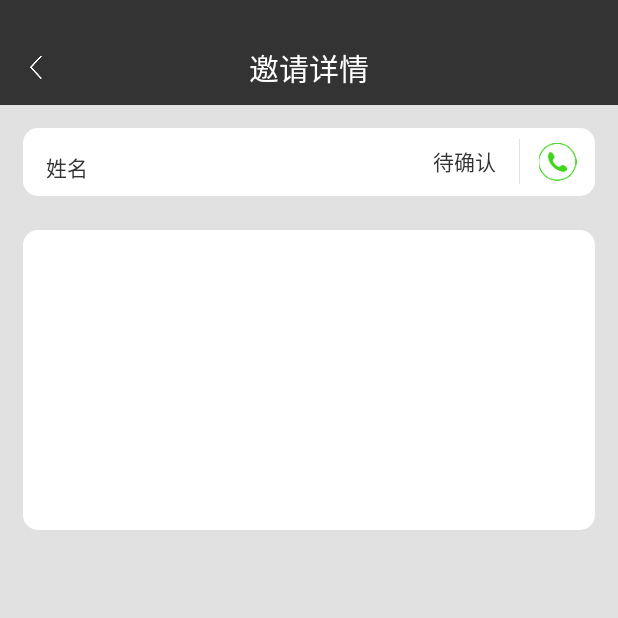
After one commit to shiwobuhaoma/xinze, an Android app: the InviteDetailActivity screen opened directly, with no data from a screen before it, on a phone screen of 412 x 824 dp, the top half of it. The commit adds this screen. Run offline under Robolectric (Android 15) with nearby library versions, the phone set to English and light mode, and no system bars; our stand-ins replace ButterKnife, RxJava; libraries missing offline, so code that uses them is left out: com.githang.statusbar, com.trello.rxlifecycle2; network calls fail; 1 statement that could not run was skipped.

Commit message:
邀请详情及响应邀请信息

```diff
--- a/app/src/main/AndroidManifest.xml
+++ b/app/src/main/AndroidManifest.xml
@@ -58,7 +58,10 @@
         <activity android:name=".module.find.view.FindGoodsActivity" />
         <activity android:name=".module.send.view.SendGoodsActivity" />
         <activity
-            android:name=".module.invite.view.InviteAcvitity"
+            android:name=".module.invite.view.InviteActivity"
+            android:theme="@style/TranslucentTheme" />
+        <activity
+            android:name=".module.invite.view.InviteDetailActivity"
             android:theme="@style/TranslucentTheme" />
         <activity android:name=".module.regular.view.RegularRunActivity" />
         <activity android:name=".module.order.view.OrderDetailActivity" />
--- a/app/src/main/java/com/xinze/xinze/http/config/UrlConfig.java
+++ b/app/src/main/java/com/xinze/xinze/http/config/UrlConfig.java
@@ -2,10 +2,9 @@ package com.xinze.xinze.http.config;
 
 /**
  * @author yemao
- * @date 2017/4/9
+ * @Date 2017/4/9
  *  网络接口地址!
  */
-
 public interface UrlConfig {
     String LOGIN_TOKEN_URL="获取新token的地址";
     String LOGIN_URL = "transport/app/login";
@@ -31,4 +30,6 @@ public interface UrlConfig {
     String GET_PROTOCOL_BY_TYPE = "transport/app/protocol/getProtocolByType";
     String CREATE_BILL_ORDER = "transport/app/billorder/createBillOrder";
     String GET_MY_TRUCKOWNER_INVITATION = "transport/app/user/myInvitation/truckOwner";
+    String POST_RESPONSE_INVITATION = "transport/app/user/responseInvitation";
+
 }
--- a/app/src/main/java/com/xinze/xinze/module/invite/presenter/IInvitePresenter.java
+++ b/app/src/main/java/com/xinze/xinze/module/invite/presenter/IInvitePresenter.java
@@ -16,4 +16,17 @@ interface IInvitePresenter {
      *  @param inviteFlag 查询条件 0拒绝1成功2邀请中
      */
     void getMyTruckOwnerInvitation(int pageNum, int pageSize,String inviteFlag);
+
+
+    /**
+     *  响应邀请信息
+     *  @author feibai
+     *  @time 2018/5/16  17:41
+     *  @desc
+     * @param itemId 邀请信息的id
+     * @param inviteFlag  响应的邀请结果
+     * @param inviteResponseType 响应的消息类别
+     * @param content 内容
+     */
+    void responseInvitation(String itemId, String inviteFlag, String inviteResponseType, String content);
 }
--- a/app/src/main/java/com/xinze/xinze/module/invite/view/InviteAcvitity.java
+++ b/app/src/main/java/com/xinze/xinze/module/invite/view/InviteActivity.java
@@ -22,7 +22,7 @@ import butterknife.BindView;
  * desc:我的邀请acvitity
  */
 
-public class InviteAcvitity extends BaseActivity {
+public class InviteActivity extends BaseActivity {
 
     @BindView(R.id.invite_toolbar)
     SimpleToolbar inviteToolbar;
--- /dev/null
+++ b/app/src/main/java/com/xinze/xinze/module/invite/view/InviteDetailActivity.java
@@ -0,0 +1,183 @@
+package com.xinze.xinze.module.invite.view;
+
+import android.content.Intent;
+import android.net.Uri;
+import android.view.View;
+import android.widget.Button;
+import android.widget.ImageView;
+import android.widget.RelativeLayout;
+import android.widget.TextView;
+
+import com.xinze.xinze.R;
+import com.xinze.xinze.base.BaseActivity;
+import com.xinze.xinze.config.AppConfig;
+import com.xinze.xinze.module.invite.fragment.DriverInviteFragment;
+import com.xinze.xinze.module.invite.model.TruckownerDriverVO;
+import com.xinze.xinze.module.invite.presenter.InvitePresenterImp;
+import com.xinze.xinze.utils.DialogUtil;
+import com.xinze.xinze.widget.SimpleToolbar;
+
+import butterknife.BindView;
+
+/**
+ * Created by feibai on 2018/5/15.
+ * desc: 邀请信息详情 InviteDetailActivity
+ */
+
+public class InviteDetailActivity extends BaseActivity {
+
+    @BindView(R.id.invite_detail_toolbar)
+    SimpleToolbar inviteDetailToolbar;
+    @BindView(R.id.invite_detail_name_tv)
+    TextView inviteDetailNameTextView;
+    @BindView(R.id.invite_detail_call_iv)
+    ImageView inviteDetailCallImageView;
+    @BindView(R.id.invite_detail_status_tv)
+    TextView inviteDetailStatusTextView;
+    @BindView(R.id.invite_detail_content_tv)
+    TextView inviteDetailContentTextView;
+    @BindView(R.id.invite_detail_button_rv)
+    RelativeLayout inviteDetailButtonRelativeLayout;
+    @BindView(R.id.invite_detail_accept_bt)
+    Button inviteDetailAcceptButton;
+    @BindView(R.id.invite_detail_refuse_bt)
+    Button inviteDetailRefuseButton;
+
+    protected InvitePresenterImp mPresenter;
+
+
+    @Override
+    protected int initLayout() {
+        return R.layout.invite_detail_activity;
+    }
+
+
+    @Override
+    protected void initData() {
+        super.initData();
+        mPresenter = new InvitePresenterImp(this);
+    }
+
+    @Override
+    protected void initView() {
+        // 初始化标题栏
+        inviteDetailToolbar.setTitleMarginTop();
+        inviteDetailToolbar.setMainTitle(getString(R.string.invite_detail_title));
+        inviteDetailToolbar.setLeftTitleVisible();
+        inviteDetailToolbar.setLeftTitleClickListener(new View.OnClickListener() {
+            @Override
+            public void onClick(View v) {
+                finish();
+            }
+        });
+        // 获取传递过来的数据并初始化
+        Intent intent = getIntent();
+        if (intent != null) {
+            TruckownerDriverVO data = (TruckownerDriverVO) intent.getSerializableExtra("data");
+            if (data != null) {
+                String truckOwnerName = data.getTruckOwnerName();
+                final String truckOwnerMobile = data.getTruckOwnerMobile();
+                String itemId = data.getId();
+                //String createDate = data.getCreateDate();
+                String inviteFlag = data.getInviteFlag() == null ? AppConfig.INVITE_FLAG_CONTINUE : data.getInviteFlag();
+                String content = data.getContent();
+
+                inviteDetailNameTextView.setText(truckOwnerName);
+                inviteDetailContentTextView.setText(content);
+                // 初始化邀请消息状态
+                initInviteFlag(inviteFlag, itemId);
+
+                // 给电话图片绑定点击事件
+                inviteDetailCallImageView.setOnClickListener(new View.OnClickListener() {
+                    @Override
+                    public void onClick(View v) {
+                        Intent intent = new Intent();
+                        intent.setAction(Intent.ACTION_DIAL);
+                        intent.setData(Uri.parse("tel:" + truckOwnerMobile));
+                        startActivity(intent);
+                    }
+                });
+            }
+        }
+    }
+
+    /**
+     * 初始化邀请消息状态
+     *
+     * @param inviteFlag
+     * @author feibai
+     * @time 2018/5/16  15:49
+     * @desc
+     */
+    private void initInviteFlag(String inviteFlag, final String itemId) {
+        switch (inviteFlag) {
+            case AppConfig.INVITE_FLAG_CONTINUE:
+                // 待确认
+                inviteFlag = AppConfig.INVITE_FLAG_MAP.get(inviteFlag);
+                inviteDetailStatusTextView.setTextColor(getResources().getColor(R.color.hint_color));
+                // 如果是待确认相关按钮布局需要显示
+                inviteDetailButtonRelativeLayout.setVisibility(View.VISIBLE);
+                // 按钮绑定点击事件
+                inviteDetailAcceptButton.setOnClickListener(new View.OnClickListener() {
+                    @Override
+                    public void onClick(View v) {
+                        DialogUtil.showCommonDialog(InviteDetailActivity.this, getString(R.string.invite_detail_confirm_content), new DialogUtil.ChoiceClickListener() {
+                            @Override
+                            public void onClickSureView(Object data) {
+                                mPresenter.responseInvitation(itemId,AppConfig.YES,AppConfig.INVITE_RESPONSE_TYPE_TRUCKOWNER,null);
+                                //结束页面调回列表需要刷新数据
+                                DriverInviteFragment.isRefresh=true;
+                                finish();
+                            }
+
+                            @Override
+                            public void onClickCancelView(Object data) {
+                            }
+                        });
+                    }
+                });
+                inviteDetailRefuseButton.setOnClickListener(new View.OnClickListener() {
+                    @Override
+                    public void onClick(View v) {
+                        DialogUtil.showInviteDetailRefuseDialog(InviteDetailActivity.this, new DialogUtil.ChoiceClickListener() {
+                            @Override
+                            public void onClickSureView(Object data) {
+                                // 获取拒绝理由
+                                String content=(String)data;
+                                mPresenter.responseInvitation(itemId,AppConfig.NO,AppConfig.INVITE_RESPONSE_TYPE_TRUCKOWNER,content);
+                                //结束页面调回列表需要刷新数据
+                                DriverInviteFragment.isRefresh=true;
+                                finish();
+                            }
+
+                            @Override
+                            public void onClickCancelView(Object data) {
+                            }
+                        });
+
+                    }
+                });
+
+                break;
+            case AppConfig.YES:
+                // 已同意
+                inviteFlag = AppConfig.INVITE_FLAG_MAP.get(inviteFlag);
+                inviteDetailStatusTextView.setTextColor(getResources().getColor(R.color.themeBlue));
+                // 相关按钮布局需要隐藏
+                inviteDetailButtonRelativeLayout.setVisibility(View.GONE);
+                break;
+            case AppConfig.NO:
+                // 已拒绝
+                inviteFlag = AppConfig.INVITE_FLAG_MAP.get(inviteFlag);
+                inviteDetailStatusTextView.setTextColor(getResources().getColor(R.color.themeOrange));
+                // 相关按钮布局需要隐藏
+                inviteDetailButtonRelativeLayout.setVisibility(View.GONE);
+                break;
+
+            default:
+                inviteFlag = AppConfig.INVITE_FLAG_MAP.get(AppConfig.INVITE_FLAG_CONTINUE);
+                break;
+        }
+        inviteDetailStatusTextView.setText(inviteFlag);
+    }
+}
--- a/app/src/main/java/com/xinze/xinze/module/main/fragment/MyFragment.java
+++ b/app/src/main/java/com/xinze/xinze/module/main/fragment/MyFragment.java
@@ -12,7 +12,7 @@ import com.xinze.xinze.R;
 import com.xinze.xinze.base.BaseFragment;
 import com.xinze.xinze.module.about.AboutUsActivity;
 import com.xinze.xinze.module.certification.CertificationActivity;
-import com.xinze.xinze.module.invite.view.InviteAcvitity;
+import com.xinze.xinze.module.invite.view.InviteActivity;
 import com.xinze.xinze.module.login.LoginActivity;
 import com.xinze.xinze.module.main.adapter.MyRecycleViewAdapter;
 import com.xinze.xinze.module.main.bean.MyRecycleViewItem;
@@ -174,7 +174,7 @@ public class MyFragment extends BaseFragment implements View.OnClickListener, IM
             case MyItemSelected.MY_CHANGE_PWD:
                 break;
             case MyItemSelected.MY_INVITATION:
-                startActivity(new Intent(mActivity,InviteAcvitity.class));
+                startActivity(new Intent(mActivity,InviteActivity.class));
                 break;
             case MyItemSelected.MY_DRIVERS:
                 break;
--- /dev/null
+++ b/app/src/main/res/drawable/invite_detail_orange_background.xml
@@ -0,0 +1,10 @@
+<?xml version="1.0" encoding="UTF-8"?>
+<shape xmlns:android="http://schemas.android.com/apk/res/android">
+    <solid android:color="@color/themeOrange"/>
+    <corners android:radius="15px" />
+    <padding
+        android:bottom="0dp"
+        android:left="0dp"
+        android:right="0dp"
+        android:top="0dp" />
+</shape>
--- /dev/null
+++ b/app/src/main/res/drawable/invite_detail_white_background.xml
@@ -0,0 +1,10 @@
+<?xml version="1.0" encoding="UTF-8"?>
+<shape xmlns:android="http://schemas.android.com/apk/res/android">
+    <solid android:color="@color/white"/>
+    <corners android:radius="15px" />
+    <padding
+        android:bottom="0dp"
+        android:left="0dp"
+        android:right="0dp"
+        android:top="0dp" />
+</shape>
--- a/app/src/main/res/layout/invite_activity.xml
+++ b/app/src/main/res/layout/invite_activity.xml
@@ -4,7 +4,7 @@
     android:layout_width="match_parent"
     android:layout_height="match_parent"
     android:orientation="vertical"
-    tools:context=".module.send.view.SendGoodsActivity">
+    tools:context=".module.invite.view.InviteActivity">
 
     <com.xinze.xinze.widget.SimpleToolbar
         android:id="@+id/invite_toolbar"
--- /dev/null
+++ b/app/src/main/res/layout/invite_detail_activity.xml
@@ -0,0 +1,107 @@
+<?xml version="1.0" encoding="utf-8"?>
+<LinearLayout xmlns:android="http://schemas.android.com/apk/res/android"
+    xmlns:tools="http://schemas.android.com/tools"
+    android:layout_width="match_parent"
+    android:layout_height="match_parent"
+    android:background="@color/my_item_line"
+    android:orientation="vertical"
+    tools:context=".module.invite.view.InviteDetailActivity">
+
+
+    <com.xinze.xinze.widget.SimpleToolbar
+        android:id="@+id/invite_detail_toolbar"
+        android:layout_width="match_parent"
+        android:layout_height="wrap_content" />
+
+    <RelativeLayout
+        android:layout_width="match_parent"
+        android:layout_height="45dp"
+        android:layout_margin="15dp"
+        android:background="@drawable/invite_detail_white_background">
+
+        <TextView
+            android:id="@+id/invite_detail_name_tv"
+            android:layout_width="wrap_content"
+            android:layout_height="wrap_content"
+            android:layout_marginStart="15dp"
+            android:layout_marginTop="15dp"
+            android:text="姓名"
+            android:textColor="@color/colorPrimary"
+            android:textSize="14sp" />
+
+        <ImageView
+            android:id="@+id/invite_detail_call_iv"
+            android:layout_width="wrap_content"
+            android:layout_height="wrap_content"
+            android:layout_alignParentEnd="true"
+            android:layout_centerVertical="true"
+            android:padding="10dp"
+            android:src="@mipmap/driver_invite_call" />
+
+        <TextView
+            android:id="@+id/invite_detail_status_tv"
+            android:layout_width="wrap_content"
+            android:layout_height="wrap_content"
+            android:layout_centerVertical="true"
+            android:layout_toStartOf="@id/invite_detail_call_iv"
+            android:drawableEnd="@drawable/driver_invite_line"
+            android:drawablePadding="15dp"
+            android:gravity="center_vertical"
+            android:text="待确认"
+            android:textColor="@color/themeBlack"
+            android:textSize="14sp"
+            tools:ignore="RelativeOverlap" />
+
+    </RelativeLayout>
+
+    <RelativeLayout
+        android:layout_width="match_parent"
+        android:layout_height="200dp"
+        android:layout_marginLeft="15dp"
+        android:layout_marginRight="15dp"
+        android:layout_marginTop="7.5dp"
+        android:background="@drawable/invite_detail_white_background">
+
+        <TextView
+            android:id="@+id/invite_detail_content_tv"
+            android:layout_width="match_parent"
+            android:layout_height="match_parent"
+            android:layout_margin="15dp"
+            android:textSize="14sp" />
+    </RelativeLayout>
+
+    <RelativeLayout
+        android:id="@+id/invite_detail_button_rv"
+        android:layout_width="match_parent"
+        android:layout_height="match_parent"
+        android:visibility="gone">
+
+        <Button
+            android:id="@+id/invite_detail_accept_bt"
+            android:layout_width="match_parent"
+            android:layout_height="wrap_content"
+            android:layout_above="@id/invite_detail_refuse_bt"
+            android:layout_marginBottom="10dp"
+            android:layout_marginLeft="15dp"
+            android:layout_marginRight="15dp"
+            android:background="@drawable/invite_detail_orange_background"
+            android:text="@string/invite_detail_accept"
+            android:textColor="@color/white"
+            android:textSize="17sp" />
+
+        <Button
+            android:id="@+id/invite_detail_refuse_bt"
+            android:layout_width="match_parent"
+            android:layout_height="wrap_content"
+            android:layout_alignParentBottom="true"
+            android:layout_marginBottom="@dimen/res_textSize_15dp"
+            android:layout_marginLeft="15dp"
+            android:layout_marginRight="15dp"
+            android:background="@drawable/invite_detail_white_background"
+            android:text="@string/invite_detail_refuse"
+            android:textColor="@color/themeOrange"
+            android:textSize="17sp" />
+    </RelativeLayout>
+
+
+</LinearLayout>
--- a/app/src/main/res/values/strings.xml
+++ b/app/src/main/res/values/strings.xml
@@ -150,7 +150,7 @@ compile com.android.support:design:25.0.1
 
 
     <string name="register_read_service"><Data><![CDATA[我已仔细阅读并同意《<font color="#52affc">服务协议</font>》]]></Data></string>
-    <string name="next_setp">下一步</string>
+    <string name="next_step">下一步</string>
     <string name="select_read_service"><Data><![CDATA[我已仔细阅读并同意《<font color="#52affc">运输服务合同</font>》]]></Data></string>
     <string name="select_confirm_bill">确定接单</string>
     <string name="select_please_choice">请选择承运车辆</string>
@@ -166,4 +166,9 @@ compile com.android.support:design:25.0.1
 
     <string name="invite_driver_invite">车主邀请</string>
     <string name="invite_owner_invite">货主邀请</string>
+    <string name="invite_detail_refuse">拒绝</string>
+    <string name="invite_detail_accept">接受</string>
+    <string name="invite_detail_title">邀请详情</string>
+    <string name="invite_detail_confirm_content">确定要接受邀请吗?</string>
+    <string name="invite_detail_refuse_hint">拒绝理由</string>
 </resources>
```
Also changed, not shown: app/src/main/java/com/xinze/xinze/config/AppConfig.java (+33 -22 lines), app/src/main/java/com/xinze/xinze/http/ApiServer.java (+47 -54 lines), app/src/main/java/com/xinze/xinze/module/invite/adapter/DriverInviteRecycleViewAdapter.java (+18 -1 lines), app/src/main/java/com/xinze/xinze/module/invite/fragment/DriverInviteFragment.java (+21 -15 lines), app/src/main/java/com/xinze/xinze/module/invite/presenter/InvitePresenterImp.java (+31 -0 lines), app/src/main/java/com/xinze/xinze/utils/DialogUtil.java (+88 -1 lines).
